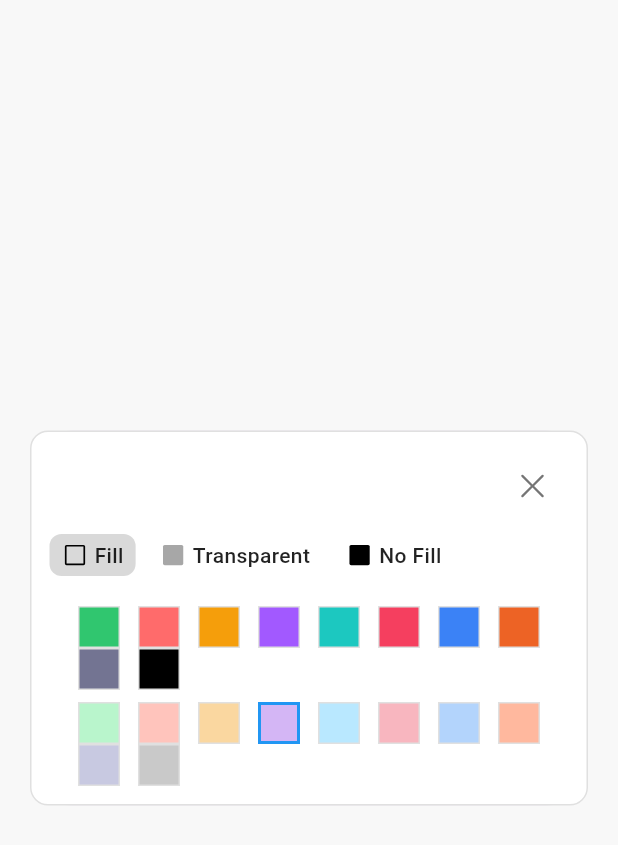
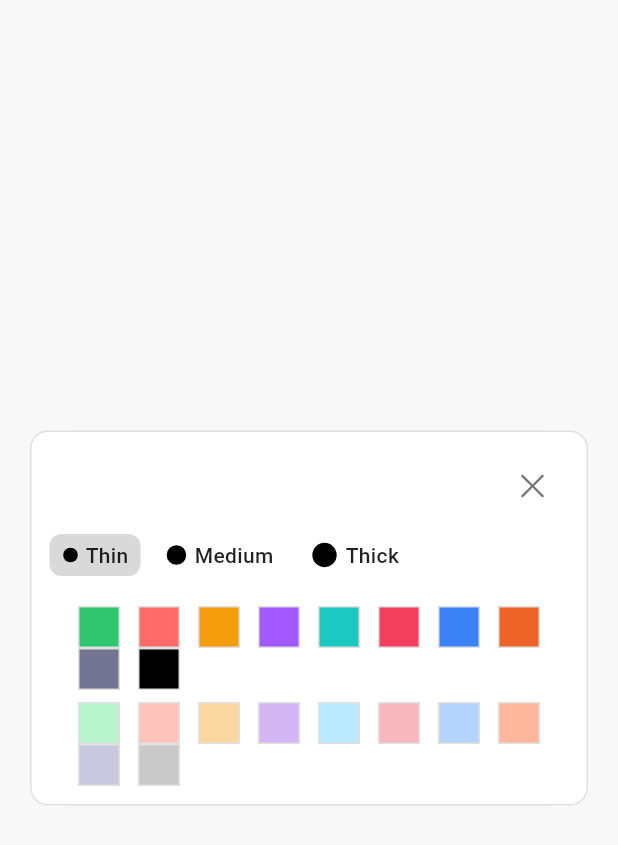
Before and after one commit to CookethOrg/Cooketh-Flow, a Flutter app: the WorkspaceDesktop screen opened directly, on a phone screen of 412 x 824 dp. Shown: the top 845 px of the screen. Run offline on Flutter 3.47's test engine with Material 3 defaults, Android fonts, the phone set to English and light mode, and no system bars; our stand-ins replace carousel_slider, flutter_dotenv, flutter_screenutil, go_router, google_sign_in, phosphor_flutter and 1 more; accounts and stored records are empty.

Commit message:
Add: node outline customizer widget

```diff
--- a/lib/features/workspace/pages/desktop/workspace_desktop.dart
+++ b/lib/features/workspace/pages/desktop/workspace_desktop.dart
@@ -9,6 +9,7 @@ import 'package:cookethflow/features/workspace/widgets/toolbar.dart';
 import 'package:cookethflow/features/workspace/widgets/colour_picker_bg.dart';
 import 'package:cookethflow/features/workspace/widgets/sticky_notes.dart';
 import 'package:cookethflow/features/workspace/widgets/node_colour.dart';
+import 'package:cookethflow/features/workspace/widgets/node_outline_customizer.dart';
 
 class WorkspaceDesktop extends StatelessWidget {
   const WorkspaceDesktop({super.key});
@@ -19,7 +20,7 @@ class WorkspaceDesktop extends StatelessWidget {
 
     return Scaffold(
       backgroundColor: const Color(0xFFFF8F8F8),
-      body: NodeColourPicker()
+      body: NodeOutline(),
       // body: ColorPickerWidget(
       //   onColorChanged: (Color primaryColor) {
       //     // handle color change here
--- /dev/null
+++ b/lib/features/workspace/widgets/node_outline_customizer.dart
@@ -0,0 +1,115 @@
+import 'package:cookethflow/core/theme/colors.dart';
+import 'package:cookethflow/core/helpers/responsive_layout.helper.dart' as rh;
+import 'package:flutter/material.dart';
+import 'package:phosphor_flutter/phosphor_flutter.dart';
+
+class NodeOutline extends StatelessWidget {
+  const NodeOutline({super.key});
+
+  @override
+  Widget build(BuildContext context) {
+    return Dialog(
+      insetPadding: const EdgeInsets.symmetric(horizontal: 20, vertical: 20),
+      child: Container(
+        width: 420,
+        padding: const EdgeInsets.all(12),
+        decoration: BoxDecoration(
+          color: Colors.white,
+          borderRadius: BorderRadius.circular(12),
+          border: Border.all(color: const Color(0xFFE0E0E0), width: 1),
+        ),
+        child: Column(
+          mainAxisSize: MainAxisSize.min,
+          children: [
+            // Header with close button
+            Row(
+              mainAxisAlignment: MainAxisAlignment.end,
+              children: [
+                IconButton(
+                  icon: const Icon(PhosphorIconsRegular.x, size: 24, color: Colors.black54),
+                  onPressed: () => Navigator.pop(context),
+                  padding: EdgeInsets.zero,
+                  constraints: const BoxConstraints(),
+                ),
+              ],
+            ),
+            const SizedBox(height: 8),
+
+            // Thickness selection buttons
+            Row(
+              children: [
+                _buildModeButton('Thin', PhosphorIconsFill.circle, color: Colors.black),
+                const SizedBox(width: 8),
+                _buildModeButton('Medium', PhosphorIconsFill.circle, color: Colors.black),
+                const SizedBox(width: 8),
+                _buildModeButton('Thick', PhosphorIconsFill.circle, color: Colors.black),
+              ],
+            ),
+            const SizedBox(height: 20),
+
+            // Color grid
+            Column(
+              children: [
+                // Top row (darker colors)
+                Wrap(
+                  spacing: 12, // Horizontal gap between color boxes
+                  children: secondaryColors.map((color) => _buildColorBox(color)).toList(),
+                ),
+                const SizedBox(height: 8),
+                // Bottom row (lighter colors)
+                Wrap(
+                  spacing: 12,
+                  children: tertiaryColors.map((color) => _buildColorBox(color)).toList(),
+                ),
+              ],
+            ),
+          ],
+        ),
+      ),
+    );
+  }
+
+  Widget _buildModeButton(String text, IconData icon, {Color color = Colors.black}) {
+    bool isSelected = text == 'Thin';
+    double iconSize = text == 'Thin' ? 12.0 : text == 'Medium' ? 16.0 : 20.0; // Different sizes for Thin, Medium, Thick
+    return Container(
+      padding: const EdgeInsets.symmetric(horizontal: 8, vertical: 4),
+      decoration: BoxDecoration(
+        color: isSelected ? Color(0xFFD9D9D9) : null,
+        borderRadius: BorderRadius.circular(8),
+      ),
+      child: Row(
+        mainAxisSize: MainAxisSize.min,
+        children: [
+          Icon(
+            icon,
+            size: iconSize,
+            color: color,
+          ),
+          const SizedBox(width: 4),
+          Text(
+            text,
+            style: const TextStyle(
+              fontSize: 14,
+              color: Colors.black87,
+              fontWeight: FontWeight.w500,
+            ),
+          ),
+        ],
+      ),
+    );
+  }
+
+  Widget _buildColorBox(Color color, {bool isSelected = false}) {
+    return Container(
+      width: 28,
+      height: 28,
+      decoration: BoxDecoration(
+        color: color,
+        border: isSelected
+          ? Border.all(color: Colors.blue, width: 2)
+          : Border.all(color: Colors.grey.shade300, width: 1),
+      ),
+    );
+  }
+}
```
